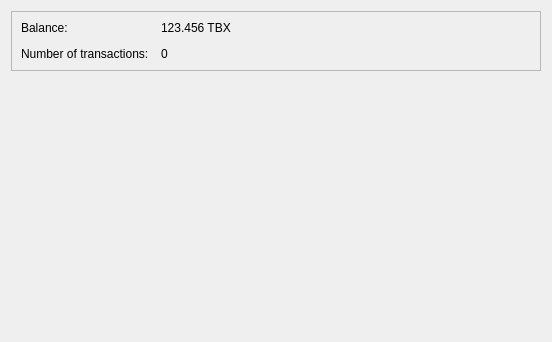
First picture: the form in src/qt/forms/overviewpage.ui, repository wiggi/Fairbrix, before the edit.
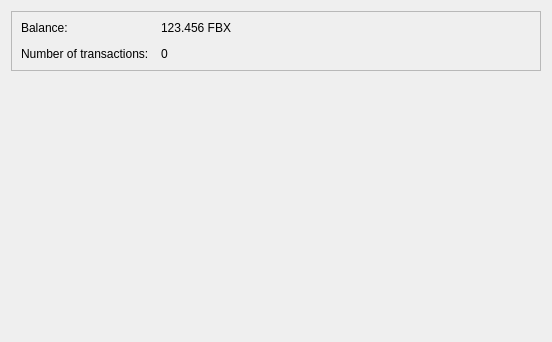
Second picture: the form after the edit.

```diff
--- a/src/qt/forms/overviewpage.ui
+++ b/src/qt/forms/overviewpage.ui
@@ -42,7 +42,7 @@
       <item row="0" column="1">
        <widget class="QLabel" name="labelBalance">
         <property name="text">
-         <string>123.456 TBX</string>
+         <string>123.456 FBX</string>
         </property>
        </widget>
       </item>
```
